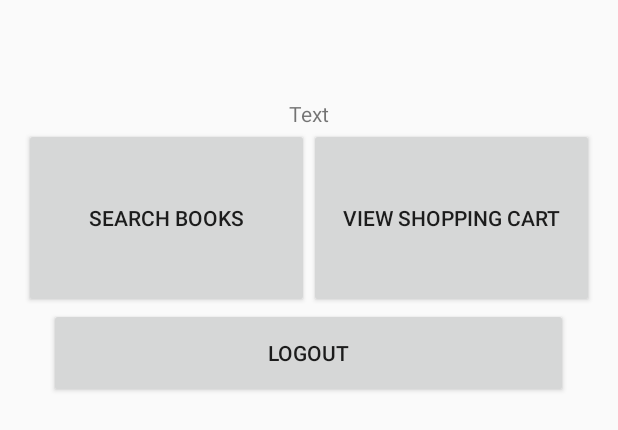
After one commit to conorfinnegan/BookStore, an Android app: the layout content_customer_profile_page.xml on its own in the app's theme, with its tools: preview values and no code run, on a phone screen of 412 x 824 dp. The commit adds this screen. Shown: the top 430 px of the screen. Run offline under Robolectric (Android 15) with nearby library versions, the phone set to English and light mode, and no system bars; network calls fail.

Commit message:
Styling and other activities

```diff
--- /dev/null
+++ b/app/src/main/res/layout/content_customer_profile_page.xml
@@ -0,0 +1,59 @@
+<?xml version="1.0" encoding="utf-8"?>
+<ScrollView
+    xmlns:android="http://schemas.android.com/apk/res/android"
+    android:layout_width="fill_parent"
+    android:layout_height="fill_parent"
+    >
+    <LinearLayout xmlns:android="http://schemas.android.com/apk/res/android"
+        xmlns:tools="http://schemas.android.com/tools" android:layout_width="match_parent"
+        android:orientation="vertical"
+        android:layout_height="match_parent" android:paddingLeft="@dimen/activity_horizontal_margin"
+        android:paddingRight="@dimen/activity_horizontal_margin"
+        android:paddingTop="@dimen/activity_vertical_margin"
+        android:paddingBottom="@dimen/activity_vertical_margin"
+        tools:context="net.simplifiedcoding.userregistrationapp.UserProfile">
+
+        <TextView
+            android:layout_width="wrap_content"
+            android:layout_height="wrap_content"
+            android:paddingTop="50dp"
+            android:text="Text"
+            android:id="@+id/textViewUserName"
+            android:layout_gravity="center_horizontal" />
+
+        <TableRow
+            android:id="@+id/tableRow1"
+            android:layout_width="fill_parent"
+            android:layout_height="wrap_content"
+            android:gravity="center"
+            android:height="140dp">
+
+            <Button
+                android:id="@+id/SearchBook"
+                android:layout_weight="1"
+                android:text="Search Books"
+                android:height="120dp"/>
+
+            <Button
+                android:id="@+id/ViewCart"
+                android:layout_weight="1"
+                android:text="View Shopping Cart"
+                android:height="120dp"/>
+        </TableRow>
+
+        <TableRow
+            android:id="@+id/tableRow3"
+            android:layout_width="fill_parent"
+            android:layout_height="wrap_content"
+            android:layout_alignParentBottom="true"
+            android:gravity="center">
+
+            <Button
+                android:id="@+id/Logout"
+                android:text="Logout"
+                android:height="60dp"
+                android:layout_width="346dp"
+                android:layout_height="wrap_content" />
+        </TableRow>
+    </LinearLayout>
+</ScrollView>
--- a/app/src/main/res/values/strings.xml
+++ b/app/src/main/res/values/strings.xml
@@ -6,4 +6,9 @@
     <string name="title_activity_add_book">AddBookActivity</string>
     <string name="title_activity_view_all_users">ViewAllUsers</string>
     <string name="title_activity_view_book">ViewBook</string>
+    <string name="title_activity_customer_profile_page">CustomerProfilePage</string>
+    <string name="title_activity_customer_search">CustomerSearch</string>
+    <string name="title_activity_search_return">SearchReturnActivity</string>
+    <string name="title_activity_customer_view_book">CustomerViewBook</string>
+    <string name="title_activity_view_cart">ViewCart</string>
 </resources>
```
Also changed, not shown: app/src/main/AndroidManifest.xml (+20 -0 lines), app/src/main/res/layout/content_customer_search.xml (added, +34 -0 lines), app/src/main/res/layout/content_search_return.xml (added, +15 -0 lines), app/src/main/res/layout/content_view_cart.xml (added, +15 -0 lines), app/src/main/res/layout/list_item_search_return.xml (added, +65 -0 lines).
